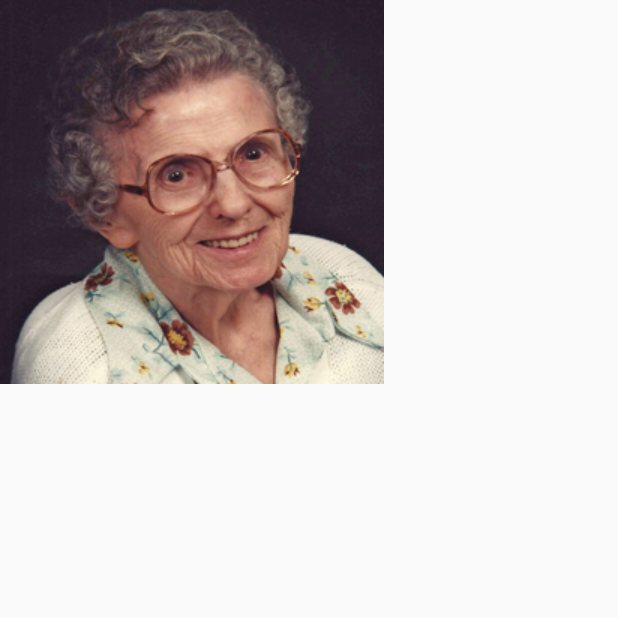
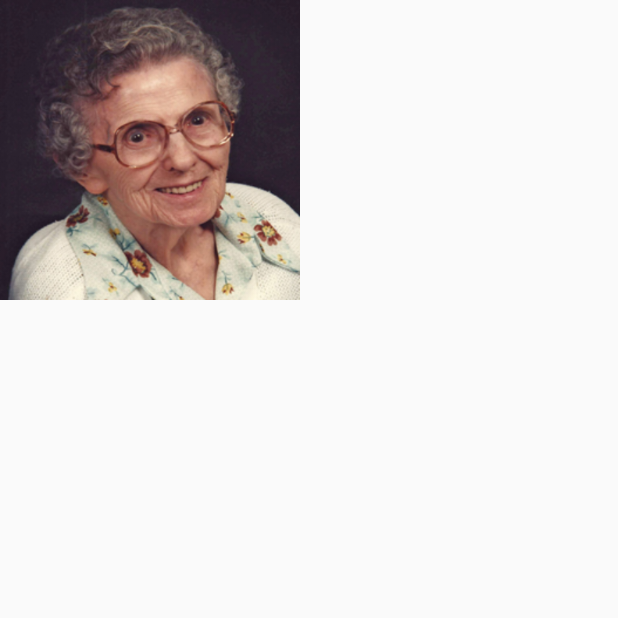
Before and after one commit to chengstephen/cs160_design07, an Android app: the PatientProfileActivity screen opened directly, with no data from a screen before it, on a phone screen of 412 x 824 dp, the top half of it. Run offline under Robolectric (Android 15) with nearby library versions, the phone set to English and light mode, and no system bars.

Commit message:
patient profile with real image now

```diff
--- a/app/src/main/res/layout/patientprofile.xml
+++ b/app/src/main/res/layout/patientprofile.xml
@@ -7,8 +7,8 @@
 
     <ImageView
         android:id="@+id/imageView2"
-        android:layout_width="wrap_content"
-        android:layout_height="wrap_content"
+        android:layout_width="200dp"
+        android:layout_height="200dp"
         android:contentDescription=""
         android:src="@drawable/grandma1" />
 
@@ -19,7 +19,8 @@
 
     <TextView
         android:id="@+id/textView2"
-        android:layout_width="wrap_content"
-        android:layout_height="wrap_content"
-        android:text="TextView" />
+        android:layout_width="match_parent"
+        android:layout_height="match_parent"
+        android:text="patientTextView" />
+
 </LinearLayout>
```
